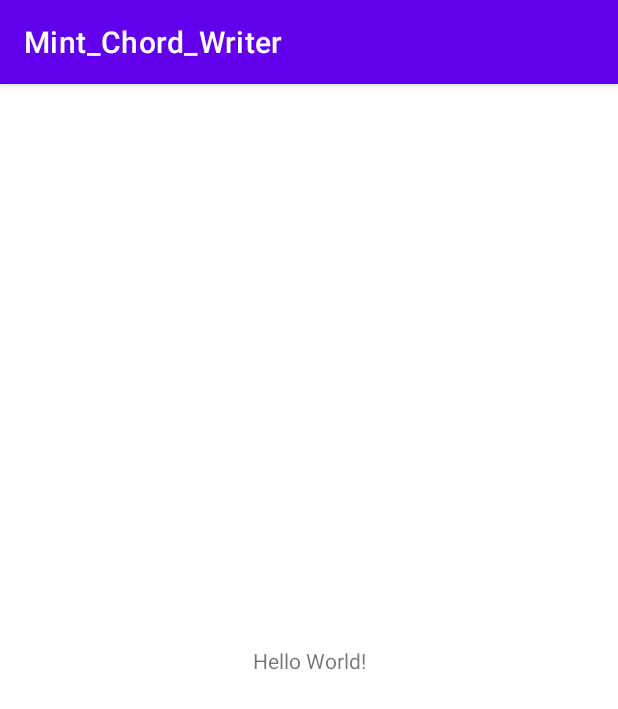
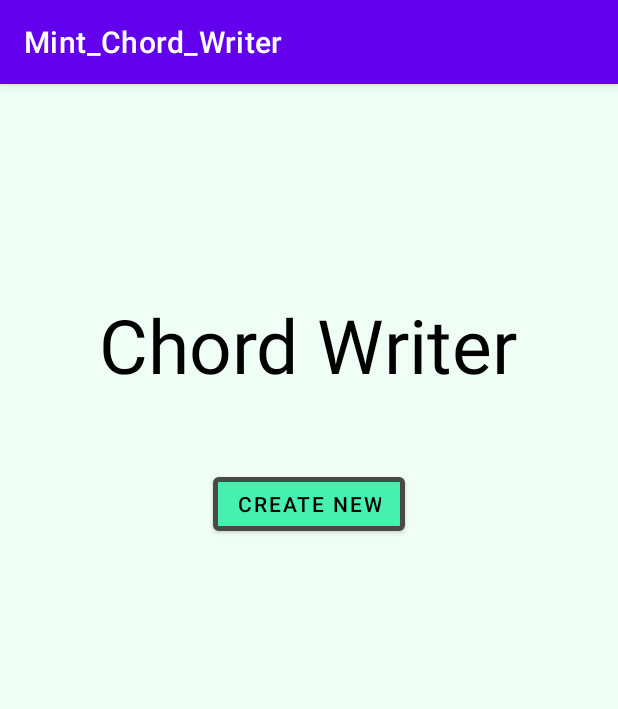
Before and after one commit to Qinetik/Mint-Chord-Writer, an Android app: the screen it shows after launch (MainActivity), on a phone screen of 412 x 824 dp. Shown: the top 709 px of the screen. Run offline under Robolectric (Android 15) with nearby library versions, the phone set to English and light mode, and no system bars.

Commit message:
minor update on adding objects for the guitar chord

```diff
--- /dev/null
+++ b/app/src/main/java/com/example/mint_chord_writer/Chord.kt
@@ -0,0 +1,6 @@
+package com.example.mint_chord_writer
+
+class Chord() {
+    val strings: Array<GString> = arrayOf<GString>()
+    var chords: ArrayList<Chord> = arrayListOf<Chord>()
+}
--- /dev/null
+++ b/app/src/main/java/com/example/mint_chord_writer/Finger.kt
@@ -0,0 +1,5 @@
+package com.example.mint_chord_writer
+
+enum class Finger {
+    ONE,TWO,THREE,FOUR,THUMB, MUTE
+}
--- /dev/null
+++ b/app/src/main/java/com/example/mint_chord_writer/GString.kt
@@ -0,0 +1,7 @@
+package com.example.mint_chord_writer
+
+
+class GString(finger: Finger, fret: Int) {
+    val finger: Finger = finger
+    val fret: Int = fret
+}
--- /dev/null
+++ b/app/src/main/java/com/example/mint_chord_writer/Progression.kt
@@ -0,0 +1,7 @@
+package com.example.mint_chord_writer
+
+class Progression(pitch: Int) {
+    var capo: Int = pitch
+    var chords: ArrayList<Chord> = arrayListOf<Chord>()
+
+}
--- a/app/src/main/res/layout/activity_main.xml
+++ b/app/src/main/res/layout/activity_main.xml
@@ -7,12 +7,40 @@
     tools:context=".MainActivity">
 
     <TextView
+        android:id="@+id/titleText"
         android:layout_width="wrap_content"
         android:layout_height="wrap_content"
-        android:text="Hello World!"
+        android:text="Chord Writer"
+        android:textColor="@color/black"
+        android:textSize="50dp"
         app:layout_constraintBottom_toBottomOf="parent"
+        app:layout_constraintHorizontal_bias="0.496"
         app:layout_constraintLeft_toLeftOf="parent"
         app:layout_constraintRight_toRightOf="parent"
-        app:layout_constraintTop_toTopOf="parent" />
+        app:layout_constraintTop_toTopOf="parent"
+        app:layout_constraintVertical_bias="0.2" />
+
+    <Button
+        style="@style/Theme.MintButton"
+        android:id="@+id/mainCreateNew"
+        android:layout_width="wrap_content"
+        android:layout_height="wrap_content"
+        android:text="Create New"
+        app:layout_constraintBottom_toBottomOf="parent"
+        app:layout_constraintEnd_toEndOf="parent"
+        app:layout_constraintStart_toStartOf="parent"
+        app:layout_constraintTop_toBottomOf="@+id/titleText"
+        app:layout_constraintVertical_bias="0.095" />
+
+    <androidx.recyclerview.widget.RecyclerView
+        android:layout_width="300dp"
+        android:layout_height="wrap_content"
+        app:layout_constraintBottom_toBottomOf="parent"
+        app:layout_constraintEnd_toEndOf="parent"
+        app:layout_constraintStart_toStartOf="parent"
+        app:layout_constraintTop_toTopOf="parent"
+        app:layout_constraintVertical_bias="0.7" />
+
+
 
 </androidx.constraintlayout.widget.ConstraintLayout>
--- a/app/src/main/res/values/colors.xml
+++ b/app/src/main/res/values/colors.xml
@@ -7,4 +7,8 @@
     <color name="teal_700">#FF018786</color>
     <color name="black">#FF000000</color>
     <color name="white">#FFFFFFFF</color>
+    <color name="mint">#46F0AE</color>
+    <color name="gray">#494949</color>
+    <color name="dark_gray">#1E1E1E</color>
+    <color name="back_white">#F0FFF5</color>
 </resources>
--- a/app/src/main/res/values/themes.xml
+++ b/app/src/main/res/values/themes.xml
@@ -10,7 +10,19 @@
         <item name="colorSecondaryVariant">@color/teal_700</item>
         <item name="colorOnSecondary">@color/black</item>
         <!-- Status bar color. -->
-        <item name="android:statusBarColor" tools:targetApi="l">?attr/colorPrimaryVariant</item>
+        <item name="android:statusBarColor" tools:targetApi="l">@color/mint</item>
         <!-- Customize your theme here. -->
+        <item name="android:windowBackground">@color/back_white</item>
+        <item name="android:windowLightStatusBar">true</item>
+
     </style>
+
+    <style name="Theme.MintButton" parent="ThemeOverlay.AppCompat.Light">
+        <item name="backgroundTint">@color/mint</item>
+        <item name="rippleColor">@color/white</item>
+        <item name="strokeColor">@color/gray</item>
+        <item name="strokeWidth">3dp</item>
+        <item name="android:textColor">@color/black</item>
+    </style>
+
 </resources>
```
